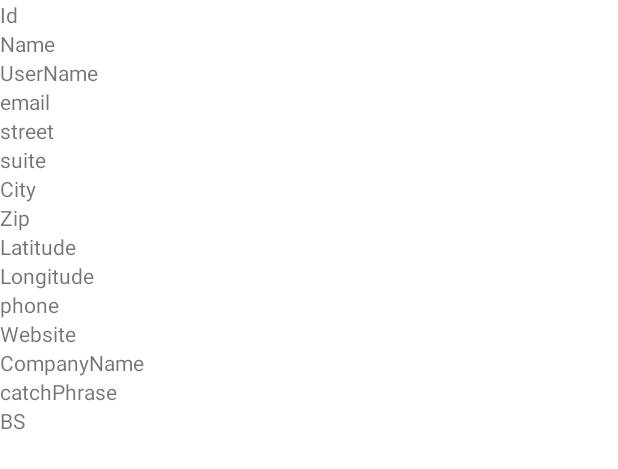
After one commit to Techne3/ApiMoshi, an Android app: the layout fragment_user.xml on its own in the app's theme, with its tools: preview values and no code run, on a phone screen of 412 x 824 dp. The commit adds this screen. Shown: the top 469 px of the screen. Run offline under Robolectric (Android 15) with nearby library versions, the phone set to English and light mode, and no system bars.

Commit message:
Created Recycler View for user data Created Adapter for RV - layout for RV data

```diff
--- a/app/src/main/java/com/example/apimoshi/MainActivity.kt
+++ b/app/src/main/java/com/example/apimoshi/MainActivity.kt
@@ -3,10 +3,7 @@ package com.example.apimoshi
 import androidx.appcompat.app.AppCompatActivity
 import android.os.Bundle
 
-
-
 const val TAG = "MainActivity"
-
 
 class MainActivity : AppCompatActivity() {
     override fun onCreate(savedInstanceState: Bundle?) {
--- a/app/src/main/java/com/example/apimoshi/viewmodel/UserViewModel.kt
+++ b/app/src/main/java/com/example/apimoshi/viewmodel/UserViewModel.kt
@@ -20,7 +20,8 @@ class UserViewModel( private val userRepository: UserRepository) : ViewModel(){
     private fun getUsers() {
         viewModelScope.launch {
             val response = userRepository.getUsers()
-            Log.d(TAG, "Inside UserViewModel : getUsers() : coroutine : response is $response")
+            Log.d(TAG, "$response")
+            Log.d(TAG, "Here are the users $users")
             _users.postValue(response)
         }
     }
--- /dev/null
+++ b/app/src/main/res/layout/fragment_user.xml
@@ -0,0 +1,113 @@
+<?xml version="1.0" encoding="utf-8"?>
+<LinearLayout xmlns:android="http://schemas.android.com/apk/res/android"
+    android:layout_width="match_parent"
+    android:layout_height="wrap_content"
+    xmlns:tools="http://schemas.android.com/tools"
+    tools:context=".MainActivity"
+    android:orientation="vertical">
+
+    <com.google.android.material.textview.MaterialTextView
+        android:id="@+id/idTv"
+        android:layout_width="match_parent"
+        android:layout_height="wrap_content"
+        tools:text="Id"
+        />
+
+    <com.google.android.material.textview.MaterialTextView
+        android:id="@+id/nameTv"
+        android:layout_width="match_parent"
+        android:layout_height="wrap_content"
+        tools:text="Name"
+        />
+
+    <com.google.android.material.textview.MaterialTextView
+        android:id="@+id/usernameTv"
+        android:layout_width="match_parent"
+        android:layout_height="wrap_content"
+        tools:text="UserName"
+        />
+
+    <com.google.android.material.textview.MaterialTextView
+        android:id="@+id/emailTv"
+        android:layout_width="match_parent"
+        android:layout_height="wrap_content"
+        tools:text="email"
+        />
+
+    <com.google.android.material.textview.MaterialTextView
+        android:id="@+id/streetTv"
+        android:layout_width="match_parent"
+        android:layout_height="wrap_content"
+        tools:text="street"
+        />
+
+    <com.google.android.material.textview.MaterialTextView
+        android:id="@+id/suiteTv"
+        android:layout_width="match_parent"
+        android:layout_height="wrap_content"
+        tools:text="suite"
+        />
+
+    <com.google.android.material.textview.MaterialTextView
+        android:id="@+id/cityTv"
+        android:layout_width="match_parent"
+        android:layout_height="wrap_content"
+        tools:text="City"
+        />
+
+    <com.google.android.material.textview.MaterialTextView
+        android:id="@+id/zipcodeTv"
+        android:layout_width="match_parent"
+        android:layout_height="wrap_content"
+        tools:text="Zip"
+        />
+
+    <com.google.android.material.textview.MaterialTextView
+        android:id="@+id/latTv"
+        android:layout_width="match_parent"
+        android:layout_height="wrap_content"
+        tools:text="Latitude"
+        />
+
+    <com.google.android.material.textview.MaterialTextView
+        android:id="@+id/lonTv"
+        android:layout_width="match_parent"
+        android:layout_height="wrap_content"
+        tools:text="Longitude"
+        />
+
+    <com.google.android.material.textview.MaterialTextView
+        android:id="@+id/phoneTv"
+        android:layout_width="match_parent"
+        android:layout_height="wrap_content"
+        tools:text="phone"
+        />
+
+    <com.google.android.material.textview.MaterialTextView
+        android:id="@+id/websiteTv"
+        android:layout_width="match_parent"
+        android:layout_height="wrap_content"
+        tools:text="Website"
+        />
+
+    <com.google.android.material.textview.MaterialTextView
+        android:id="@+id/companyNameTv"
+        android:layout_width="match_parent"
+        android:layout_height="wrap_content"
+        tools:text="CompanyName"
+        />
+
+    <com.google.android.material.textview.MaterialTextView
+        android:id="@+id/catchPhraseTv"
+        android:layout_width="match_parent"
+        android:layout_height="wrap_content"
+        tools:text="catchPhrase"
+        />
+
+    <com.google.android.material.textview.MaterialTextView
+        android:id="@+id/bsTv"
+        android:layout_width="match_parent"
+        android:layout_height="wrap_content"
+        tools:text="BS"
+        />
+</LinearLayout>
```
Also changed, not shown: app/src/main/java/com/example/apimoshi/view/UserFragment.kt (+25 -6 lines), app/src/main/java/com/example/apimoshi/view/adapter/UserAdapter.kt (added, +49 -0 lines), app/src/main/res/layout/activity_main.xml (+12 -4 lines).
